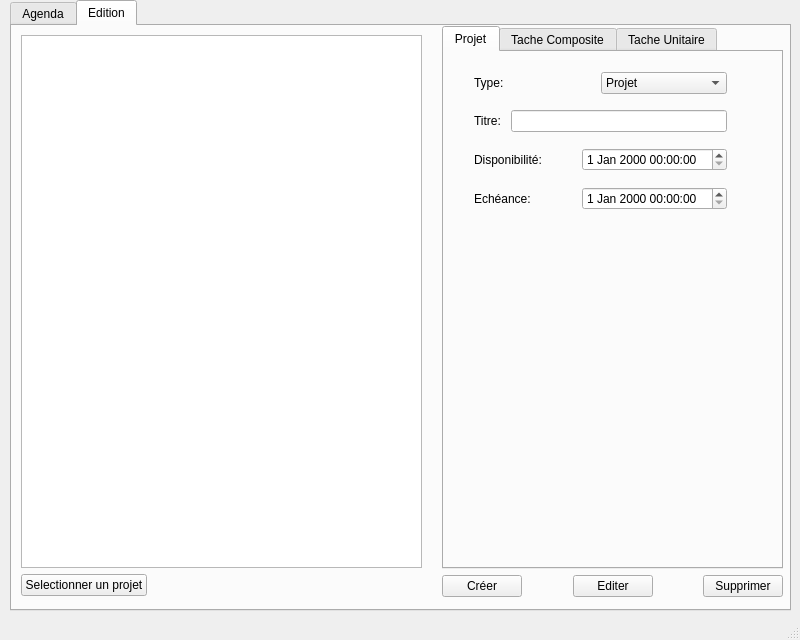
Above: mainwindow.ui from TamtamHero/LO21 before the change. Below: the same form after it.
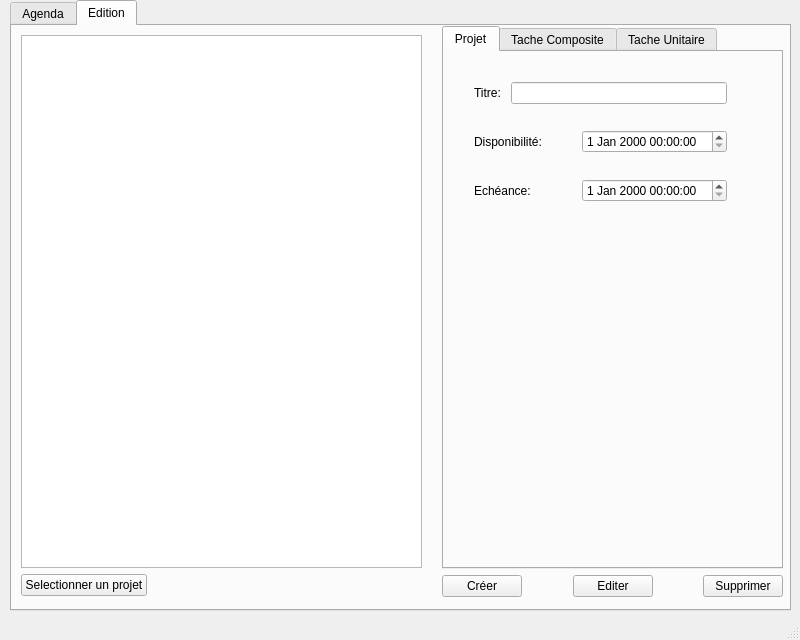
That is the form after the change. The open tabs and pages were chosen to show the change.

Commit message: Removed Type editing

```diff
--- a/mainwindow.ui
+++ b/mainwindow.ui
@@ -486,36 +486,6 @@
             </rect>
            </property>
            <layout class="QVBoxLayout" name="verticalLayout">
-            <item>
-             <layout class="QHBoxLayout" name="horizontalLayout">
-              <item>
-               <widget class="QLabel" name="label">
-                <property name="text">
-                 <string>Type: </string>
-                </property>
-               </widget>
-              </item>
-              <item>
-               <widget class="QComboBox" name="comboBox_project_type">
-                <item>
-                 <property name="text">
-                  <string>Projet</string>
-                 </property>
-                </item>
-                <item>
-                 <property name="text">
-                  <string>Tache Composite</string>
-                 </property>
-                </item>
-                <item>
-                 <property name="text">
-                  <string>Tache Unitaire</string>
-                 </property>
-                </item>
-               </widget>
-              </item>
-             </layout>
-            </item>
             <item>
              <layout class="QHBoxLayout" name="horizontalLayout_2">
               <item>
```
Left out of the diff: 62 changed lines with no effect on the pictures. The commit also changes 1 other file.
